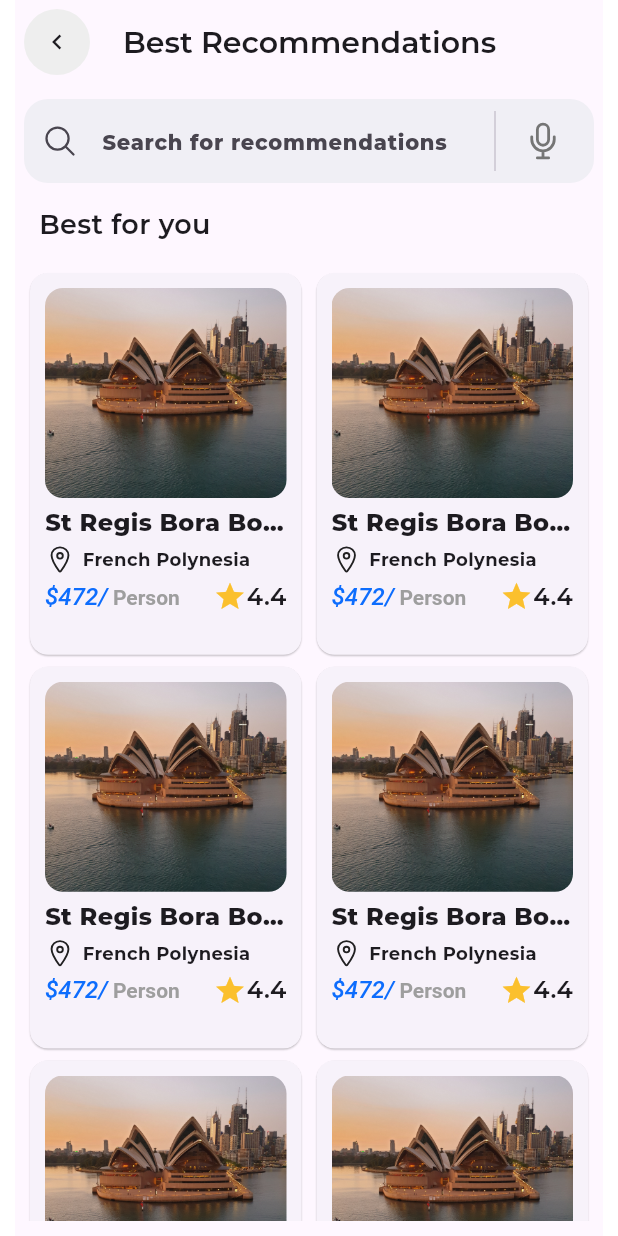
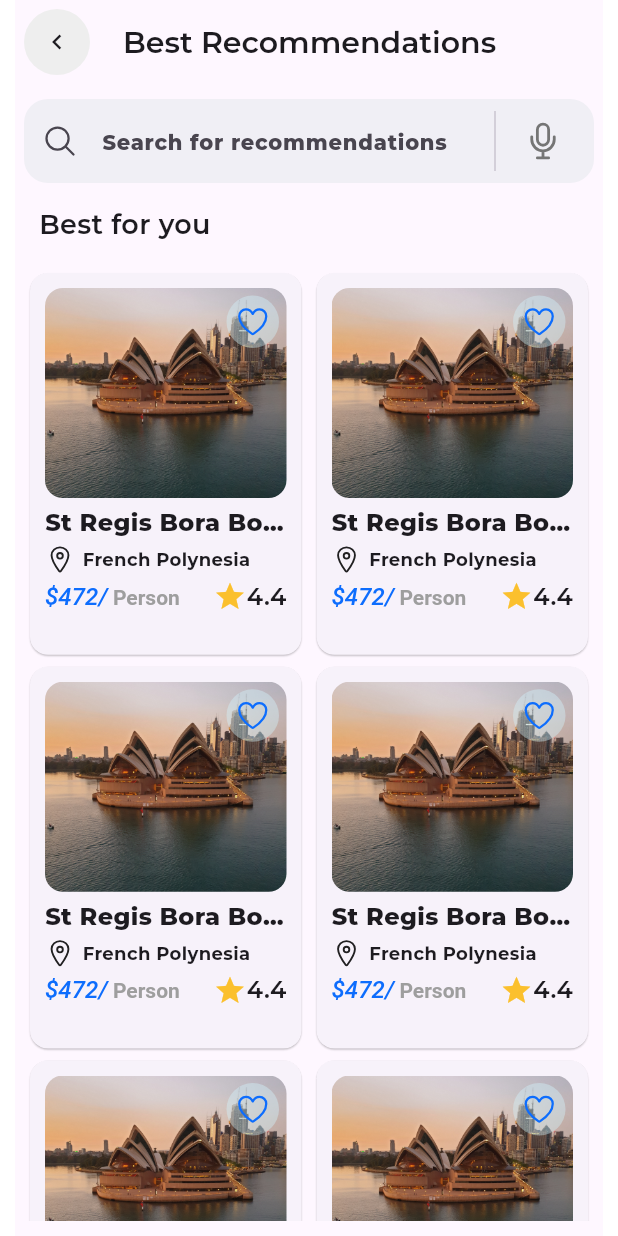
Before and after one commit to Omar-Ashraf-69/egy-explor, a Flutter app: the SearchViewBody screen opened directly, on a phone screen of 412 x 824 dp. Run offline on Flutter 3.47's test engine with Material 3 defaults, Android fonts, the phone set to English and light mode, and no system bars; our stand-ins replace cached_network_image, card_swiper, cloud_firestore, dio, firebase_auth, firebase_core and 10 more; accounts and stored records are empty.

Commit message:
Add love icon to RecommendationCardItem and remove unnecessary code from SearchTextField
- Add love icon widget to RecommendationCardItem for displaying a love icon
  on the card.
- Remove unnecessary commented code from SearchTextField for better code
  readability and cleanliness.

```diff
--- a/lib/features/search/presentation/views/widgets/recommendation_card.dart
+++ b/lib/features/search/presentation/views/widgets/recommendation_card.dart
@@ -1,5 +1,6 @@
 import 'package:egy_exlpor/core/utils/styles.dart';
 import 'package:egy_exlpor/features/home/data/models/recommended_places_model.dart';
+import 'package:egy_exlpor/features/home/presentation/views/widgets/love_icon_widget.dart';
 import 'package:egy_exlpor/features/search/presentation/views/widgets/price_rate_widget.dart';
 import 'package:flutter/material.dart';
 import 'package:ionicons/ionicons.dart';
@@ -28,6 +29,8 @@
             child: Column(
               crossAxisAlignment: CrossAxisAlignment.start,
               children: [
+                Stack(
+                  children: [
                     ClipRRect(
                       borderRadius: BorderRadius.circular(12),
                       child: Image.asset(
@@ -36,6 +39,13 @@
                         fit: BoxFit.cover,
                         height: 140,
                       ),
+                    ),
+                    const Positioned(
+                      top: 5,
+                      right: 5,
+                      child: LoveIconWidget(),
+                    ),
+                  ],
                 ),
                 const SizedBox(height: 5),
                 Text(
--- a/lib/features/search/presentation/views/widgets/search_text_field.dart
+++ b/lib/features/search/presentation/views/widgets/search_text_field.dart
@@ -16,10 +16,6 @@
       keyboardType: TextInputType.text,
       onChanged: (value) {},
       decoration: InputDecoration(
-        // floatingLabelBehavior: isLabelSticked
-        //     ? FloatingLabelBehavior.always
-        //     : FloatingLabelBehavior.auto,
-
         prefixIcon: const Icon(
           Ionicons.search_outline,
         ),
--- a/lib/features/search/presentation/views/widgets/search_view_body.dart
+++ b/lib/features/search/presentation/views/widgets/search_view_body.dart
@@ -53,4 +53,5 @@
       ),
     );
   }
+
 }
```
Lines whose indentation alone changed are shown as unchanged.
